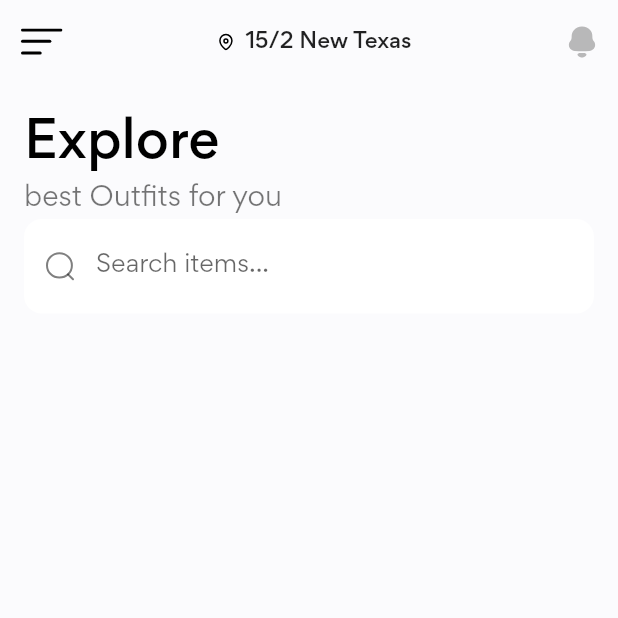
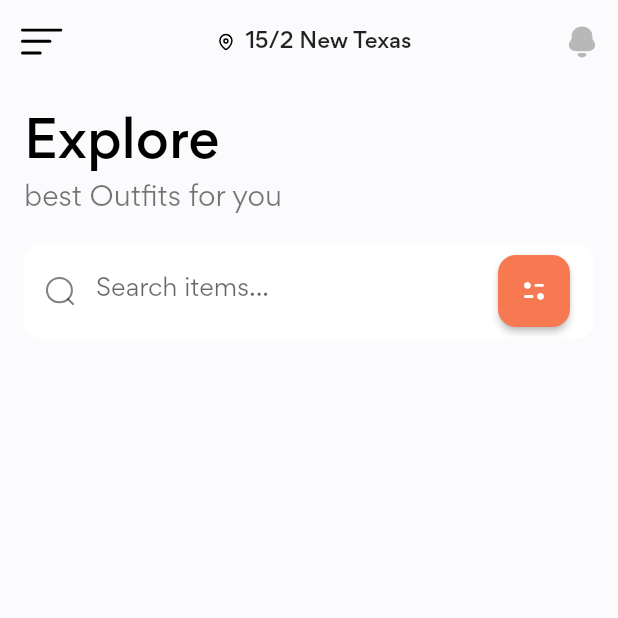
Before and after one commit to abuanwar072/Flutter-Shop-UI-Kit, a Flutter app: the screen it shows after launch, on a phone screen of 412 x 824 dp, the top half of it. Run offline on Flutter 3.47's test engine with Material 2 defaults, Android fonts, the phone set to English and light mode, and no system bars; our stand-ins replace flutter_svg.

Commit message:
search form done

```diff
--- /dev/null
+++ b/lib/screens/home/components/search_form.dart
@@ -0,0 +1,56 @@
+import 'package:flutter/material.dart';
+import 'package:flutter_svg/flutter_svg.dart';
+
+import '../../../constants.dart';
+
+
+const OutlineInputBorder outlineInputBorder = OutlineInputBorder(
+  borderRadius: BorderRadius.all(Radius.circular(12)),
+  borderSide: BorderSide.none,
+);
+
+class SearchForm extends StatelessWidget {
+  const SearchForm({
+    Key? key,
+  }) : super(key: key);
+
+  @override
+  Widget build(BuildContext context) {
+    return Form(
+      child: TextFormField(
+        onSaved: (value) {},
+        decoration: InputDecoration(
+          filled: true,
+          fillColor: Colors.white,
+          hintText: "Search items...",
+          border: outlineInputBorder,
+          enabledBorder: outlineInputBorder,
+          focusedBorder: outlineInputBorder,
+          errorBorder: outlineInputBorder,
+          prefixIcon: Padding(
+            padding: const EdgeInsets.all(14),
+            child: SvgPicture.asset("assets/icons/Search.svg"),
+          ),
+          suffixIcon: Padding(
+            padding: const EdgeInsets.symmetric(
+                horizontal: defaultPadding, vertical: defaultPadding / 2),
+            child: SizedBox(
+              width: 48,
+              height: 48,
+              child: ElevatedButton(
+                style: ElevatedButton.styleFrom(
+                  primary: primaryColor,
+                  shape: const RoundedRectangleBorder(
+                    borderRadius: BorderRadius.all(Radius.circular(12)),
+                  ),
+                ),
+                onPressed: () {},
+                child: SvgPicture.asset("assets/icons/Filter.svg"),
+              ),
+            ),
+          ),
+        ),
+      ),
+    );
+  }
+}
--- a/lib/screens/home/home_screen.dart
+++ b/lib/screens/home/home_screen.dart
@@ -1,16 +1,15 @@
 import 'package:flutter/material.dart';
 import 'package:flutter_svg/flutter_svg.dart';
+import 'package:flutter_svg/parser.dart';
 import 'package:stylish/constants.dart';
+
+import 'components/search_form.dart';
 
 class HomeScreen extends StatelessWidget {
   const HomeScreen({Key? key}) : super(key: key);
 
   @override
   Widget build(BuildContext context) {
-    var outlineInputBorder = OutlineInputBorder(
-      borderRadius: const BorderRadius.all(Radius.circular(12)),
-      borderSide: BorderSide.none,
-    );
     return Scaffold(
       appBar: AppBar(
         leading: IconButton(
@@ -51,23 +50,10 @@ class HomeScreen extends StatelessWidget {
               "best Outfits for you",
               style: TextStyle(fontSize: 18),
             ),
-            Form(
-              child: TextFormField(
-                decoration: InputDecoration(
-                  filled: true,
-                  fillColor: Colors.white,
-                  hintText: "Search items...",
-                  border: outlineInputBorder,
-                  enabledBorder: outlineInputBorder,
-                  focusedBorder: outlineInputBorder,
-                  errorBorder: outlineInputBorder,
-                  prefixIcon: Padding(
-                    padding: const EdgeInsets.all(14),
-                    child: SvgPicture.asset("assets/icons/Search.svg"),
-                  ),
-                ),
-              ),
-            )
+            const Padding(
+              padding: EdgeInsets.symmetric(vertical: defaultPadding),
+              child: SearchForm(),
+            ),
           ],
         ),
       ),
```
Also changed, not shown: assets/icons/Filter.svg (added).
